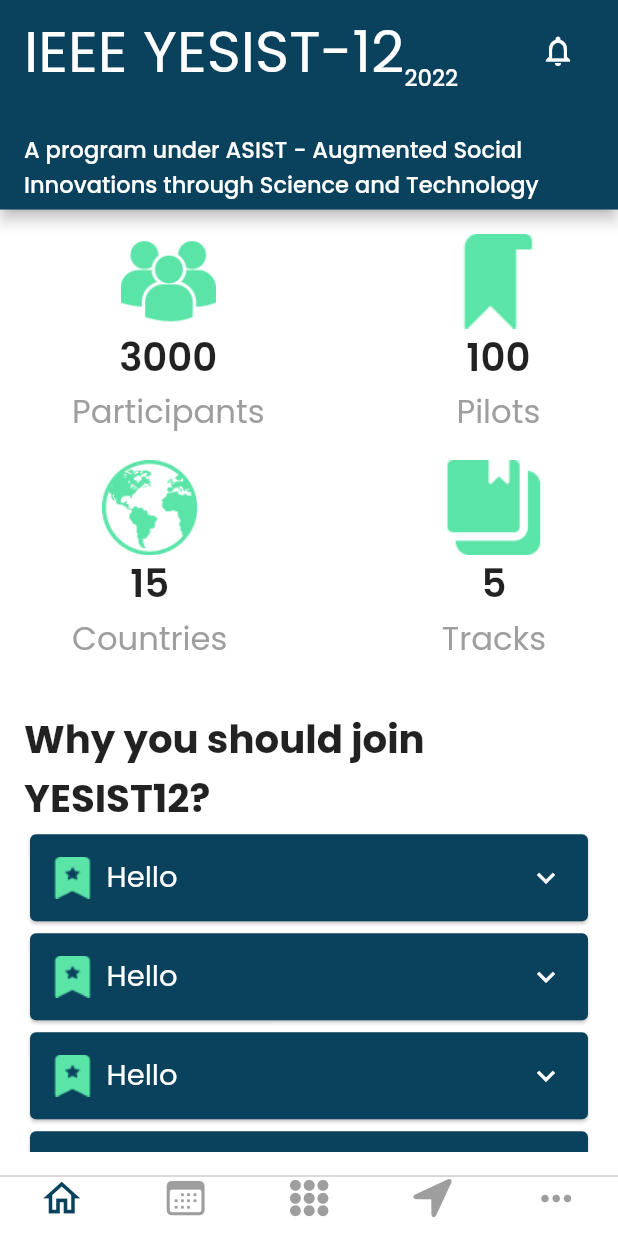
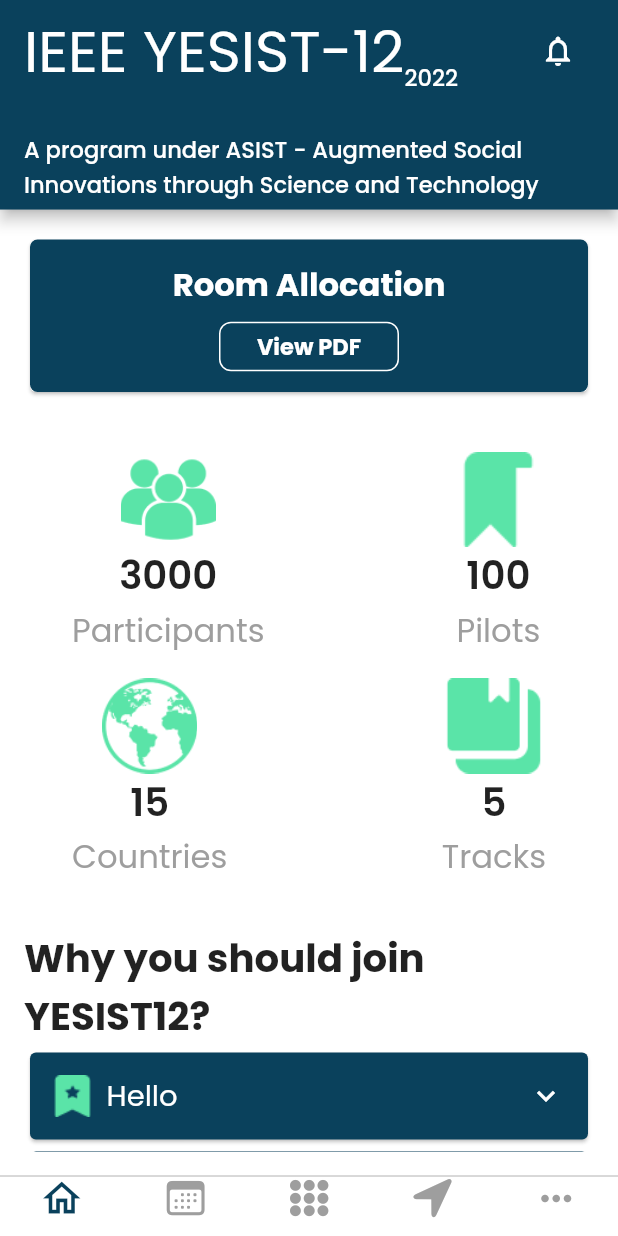
Before and after one commit to ahmadexe/YESIST12-iOS-App, a Flutter app: the screen it shows after launch, on a phone screen of 412 x 824 dp. Run offline on Flutter 3.47's test engine with Material 2 defaults, Android fonts, the light colour scheme and no system bars; our stand-ins replace cached_network_image, flutter_rating_bar, flutter_svg, form_builder_validators.

Commit message:
url functionality added

```diff
--- a/lib/screens/home/home_screen.dart
+++ b/lib/screens/home/home_screen.dart
@@ -3,8 +3,10 @@
 import 'package:yesist_ios_app/configs/static_colors.dart';
 import 'package:yesist_ios_app/screens/notifications/notifications_screen.dart';
 import 'package:yesist_ios_app/static/constants.dart';
+import 'package:yesist_ios_app/utils/url_utils.dart';
 
 part 'widgets/_resources_tile.dart';
+part 'widgets/_home_card.dart';
 
 class HomeScreen extends StatelessWidget {
   const HomeScreen({super.key});
@@ -57,6 +59,8 @@
           child: Column(
             crossAxisAlignment: CrossAxisAlignment.start,
             children: [
+              const _HomeCard(),
+              Space.y2!,
               Padding(
                 padding: const EdgeInsets.symmetric(horizontal: 32.0),
                 child: Row(
--- /dev/null
+++ b/lib/screens/home/widgets/_home_card.dart
@@ -0,0 +1,50 @@
+part of '../home_screen.dart';
+
+class _HomeCard extends StatelessWidget {
+  const _HomeCard();
+
+  @override
+  Widget build(BuildContext context) {
+    return Card(
+      child: Container(
+        height: AppDimensions.normalize(40),
+        width: double.infinity,
+        decoration: BoxDecoration(
+          borderRadius: BorderRadius.circular(5),
+          color: AppTheme.c!.primary,
+        ),
+        child: Center(
+            child: Column(
+          mainAxisAlignment: MainAxisAlignment.center,
+          children: [
+            Text(
+              "Room Allocation",
+              style: AppText.h3b!.copyWith(color: Colors.white),
+            ),
+            Space.y!,
+            GestureDetector(
+              onTap: (){
+                UrlUtils.launchTheUrl(AppConstants.viewPdfUrl);
+              },
+              child: Container(
+                height: AppDimensions.normalize(13),
+                width: 120,
+                decoration: BoxDecoration(
+                  borderRadius: BorderRadius.circular(8),
+                  border: Border.all(color: Colors.white),
+                  color: AppTheme.c!.primary,
+                ),
+                child: Center(
+                  child: Text(
+                    "View PDF",
+                    style: AppText.l1b!.copyWith(color: Colors.white),
+                  ),
+                ),
+              ),
+            )
+          ],
+        )),
+      ),
+    );
+  }
+}
--- a/lib/static/constants.dart
+++ b/lib/static/constants.dart
@@ -3,4 +3,6 @@
 class AppConstants {
   static final toolbarHeight = AppDimensions.normalize(55);
   static final toolbarHeight2 = AppDimensions.normalize(40);
+  static const viewPdfUrl =
+      'https://drive.google.com/file/d/1sJAcA3IzgEoJ3UCF2gVEV1m0HNzdbioX/view?usp=sharing';
 }
```
Also changed, not shown: 1 other file.
